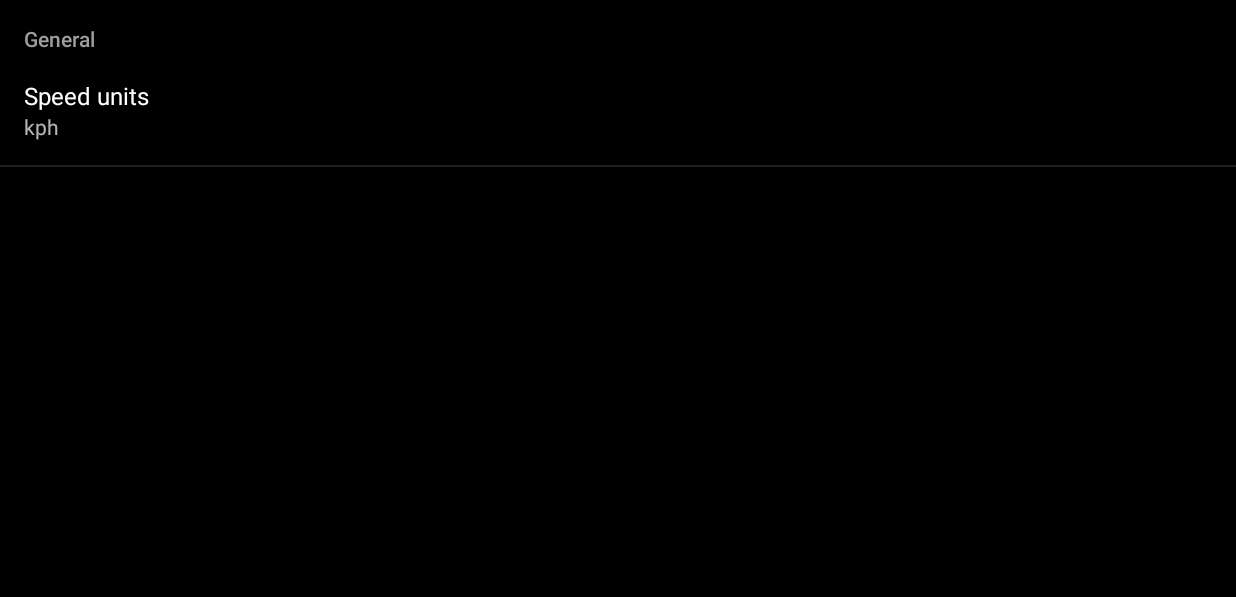
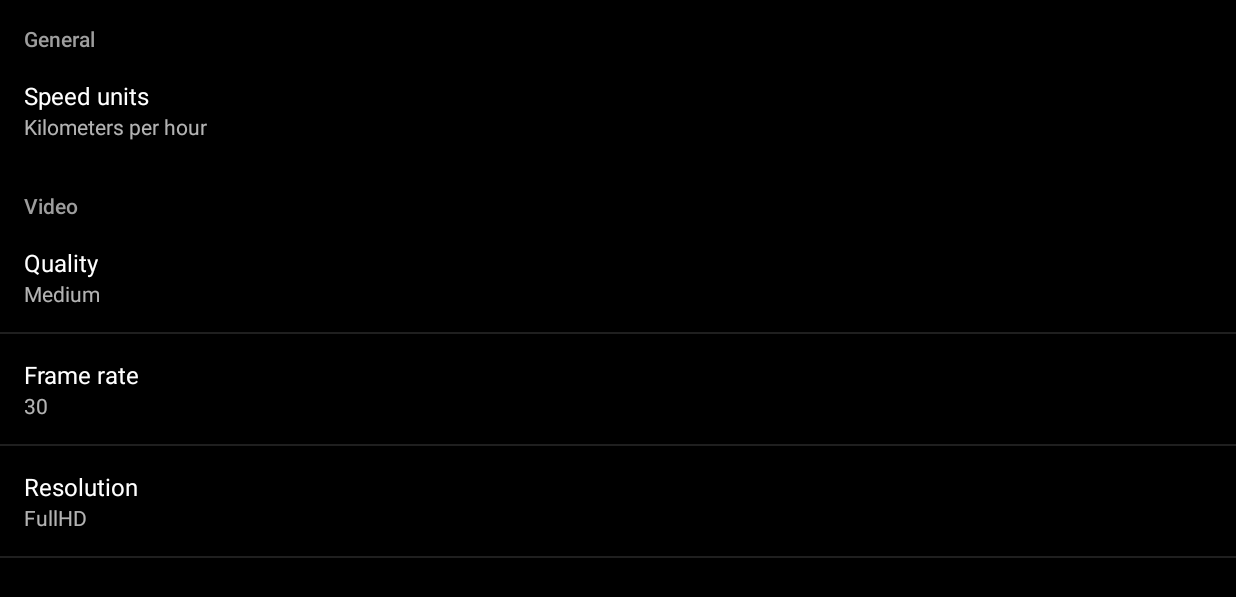
Before and after one commit to minarja1/DashCam, an Android app: the fragment SettingsFragment placed in its activity, on a phone screen of 824 x 412 dp (held sideways). Shown: the top 597 px of the screen. Run offline under Robolectric (Android 15) with nearby library versions, the phone set to English and light mode, and no system bars; our stand-ins replace ButterKnife, Dagger/Hilt's generated code; libraries missing offline, so code that uses them is left out: android.support.v13; 2 statements that could not run were skipped.

Commit message:
oprava bugu, doladeni Play

```diff
--- a/app/src/main/java/com/jakubminarik/dashcam/play/PlayActivity.java
+++ b/app/src/main/java/com/jakubminarik/dashcam/play/PlayActivity.java
@@ -1,37 +1,29 @@
 package com.jakubminarik.dashcam.play;
 
 import android.app.DatePickerDialog;
-import android.content.Context;
 import android.content.DialogInterface;
 import android.content.Intent;
 import android.net.Uri;
 import android.os.Bundle;
 import android.support.annotation.NonNull;
-import android.support.annotation.Nullable;
 import android.support.v7.app.AlertDialog;
 import android.support.v7.widget.DividerItemDecoration;
 import android.support.v7.widget.LinearLayoutManager;
 import android.support.v7.widget.RecyclerView;
-import android.util.AttributeSet;
 import android.view.LayoutInflater;
 import android.view.Menu;
 import android.view.MenuInflater;
 import android.view.MenuItem;
 import android.view.View;
 import android.view.ViewGroup;
-import android.widget.Button;
 import android.widget.DatePicker;
 import android.widget.ImageButton;
-import android.widget.ImageView;
 import android.widget.LinearLayout;
 import android.widget.TextView;
-import android.widget.Toast;
 
-import com.google.android.gms.vision.text.Line;
 import com.jakubminarik.dashcam.R;
 import com.jakubminarik.dashcam.base.BaseActivityDI;
 import com.jakubminarik.dashcam.base.BasePresenter;
-import com.jakubminarik.dashcam.helper.StorageHelper;
 import com.jakubminarik.dashcam.model.Video;
 
 import java.lang.ref.WeakReference;
@@ -170,7 +162,7 @@ public class PlayActivity extends BaseActivityDI implements PlayActivityView, Da
         private final VideoClickListener listener;
 
         private VideoAdapter(List<Video> videos, VideoClickListener listener) {
-            this.videos = videos;
+            setVideos(videos);
             this.listener = listener;
         }
 
--- a/app/src/main/java/com/jakubminarik/dashcam/play/PlayActivityPresenter.java
+++ b/app/src/main/java/com/jakubminarik/dashcam/play/PlayActivityPresenter.java
@@ -1,12 +1,10 @@
 package com.jakubminarik.dashcam.play;
 
 import android.os.Bundle;
-import android.widget.Toast;
 
 import com.jakubminarik.dashcam.DAO.VideoDAO;
 import com.jakubminarik.dashcam.base.BasePresenter;
 import com.jakubminarik.dashcam.model.Video;
-import com.raizlabs.android.dbflow.sql.language.SQLite;
 
 import java.io.File;
 import java.io.Serializable;
--- a/app/src/main/java/com/jakubminarik/dashcam/record/RecordFragment.java
+++ b/app/src/main/java/com/jakubminarik/dashcam/record/RecordFragment.java
@@ -26,12 +26,9 @@ import android.location.Address;
 import android.location.Geocoder;
 import android.location.Location;
 import android.media.MediaRecorder;
-import android.os.AsyncTask;
 import android.os.Bundle;
-import android.os.Environment;
 import android.os.Handler;
 import android.os.HandlerThread;
-import android.os.Looper;
 import android.os.SystemClock;
 import android.support.annotation.NonNull;
 import android.support.annotation.Nullable;
@@ -67,10 +64,8 @@ import com.jakubminarik.dashcam.settings.SettingsActivity;
 import com.jakubminarik.dashcam.settings.SettingsFragment;
 import com.jakubminarik.dashcam.view.AutoFitTextureView;
 
-import java.io.File;
 import java.io.IOException;
 import java.sql.Date;
-import java.sql.Timestamp;
 import java.util.ArrayList;
 import java.util.Collections;
 import java.util.Comparator;
@@ -82,8 +77,6 @@ import java.util.concurrent.TimeUnit;
 import butterknife.BindView;
 import butterknife.ButterKnife;
 import butterknife.OnClick;
-
-import static com.jakubminarik.dashcam.base.Constants.ALBUM_NAME;
 
 public class RecordFragment extends Fragment implements View.OnClickListener, FragmentCompat.OnRequestPermissionsResultCallback {
 
@@ -420,8 +413,9 @@ public class RecordFragment extends Fragment implements View.OnClickListener, Fr
 
     @Override
     public void onPause() {
-        closeCamera();
-        stopBackgroundThread();
+        //podle me neni treba v onPause zastavovat, chtelo by to otestovat
+//        closeCamera();
+//        stopBackgroundThread();
         super.onPause();
     }
 
@@ -456,7 +450,13 @@ public class RecordFragment extends Fragment implements View.OnClickListener, Fr
      * @param choices The list of available sizes
      * @return The video size
      */
-    private static Size chooseVideoSize(Size[] choices) {
+    private Size chooseVideoSize(Size[] choices) {
+        String resString = sharedPref.getString(SettingsFragment.KEY_RESOLUTION, "1");
+        if (resString.equals("1")) {
+            return new Size(1920, 1080);
+        } else if (resString.equals("2")) {
+            return new Size(1280, 720);
+        } else {
             for (Size size : choices) {
                 if (size.getWidth() == size.getHeight() * VIDEO_WIDTH / VIDEO_HEIGHT && size.getWidth() <= 1080) {
                     return size;
@@ -464,6 +464,7 @@ public class RecordFragment extends Fragment implements View.OnClickListener, Fr
             }
             Log.e(TAG, "Couldn't find any suitable video size");
             return choices[choices.length - 1];
+        }
     }
 
     /**
@@ -748,6 +749,8 @@ public class RecordFragment extends Fragment implements View.OnClickListener, Fr
     }
 
     private void setUpMediaRecorder() throws IOException {
+        String qualityString = sharedPref.getString(SettingsFragment.KEY_QUALITY, "2");
+
         final Activity activity = getActivity();
         if (null == activity) {
             return;
@@ -759,8 +762,14 @@ public class RecordFragment extends Fragment implements View.OnClickListener, Fr
             mNextVideoAbsolutePath = StorageHelper.getVideoFilePath();
         }
         mMediaRecorder.setOutputFile(mNextVideoAbsolutePath);
+        if (qualityString.equals("1")) { //high
+            mMediaRecorder.setVideoEncodingBitRate(15000000);
+        } else if (qualityString.equals("2")) { //medium
             mMediaRecorder.setVideoEncodingBitRate(10000000);
-        mMediaRecorder.setVideoFrameRate(30);
+        } else if (qualityString.equals("3")) { //low
+            mMediaRecorder.setVideoEncodingBitRate(5000000);
+        }
+        mMediaRecorder.setVideoFrameRate(Integer.valueOf(sharedPref.getString(SettingsFragment.KEY_FPS, "30")));
         mMediaRecorder.setVideoSize(mVideoSize.getWidth(), mVideoSize.getHeight());
         mMediaRecorder.setVideoEncoder(MediaRecorder.VideoEncoder.H264);
         mMediaRecorder.setAudioEncoder(MediaRecorder.AudioEncoder.AAC);
--- a/app/src/main/java/com/jakubminarik/dashcam/settings/SettingsFragment.java
+++ b/app/src/main/java/com/jakubminarik/dashcam/settings/SettingsFragment.java
@@ -9,6 +9,10 @@ import com.jakubminarik.dashcam.R;
 
 public class SettingsFragment extends PreferenceFragment {
     public static final String KEY_UNITS = "units";
+    public static final String KEY_QUALITY = "quality";
+    public static final String KEY_FPS = "frameRate";
+    public static final String KEY_RESOLUTION = "resolution";
+
     SharedPreferences.OnSharedPreferenceChangeListener listener;
 
     @Override
@@ -19,14 +23,13 @@ public class SettingsFragment extends PreferenceFragment {
         addPreferencesFromResource(R.xml.preferences);
 
         listener = new SharedPreferences.OnSharedPreferenceChangeListener() {
-                    public void onSharedPreferenceChanged(SharedPreferences prefs, String key) {
-                        if (key.equals(KEY_UNITS)) {
-                            Preference connectionPref = findPreference(key);
-                            // Set summary to be the user-description for the selected value
-                            connectionPref.setSummary(prefs.getString(key, "kph"));
-                        }
-                    }
-                };
+            public void onSharedPreferenceChanged(SharedPreferences prefs, String key) {
+                Preference connectionPref = findPreference(key);
+                if (key.equals(KEY_UNITS)) {
+                    //nakonec to neni potreba :)
+                }
+            }
+        };
     }
 
     @Override
--- /dev/null
+++ b/app/src/main/res/drawable/ic_search_white_24dp.xml
@@ -0,0 +1,5 @@
+<vector android:height="24dp" android:tint="#FFFFFF"
+    android:viewportHeight="24.0" android:viewportWidth="24.0"
+    android:width="24dp" xmlns:android="http://schemas.android.com/apk/res/android">
+    <path android:fillColor="#FF000000" android:pathData="M15.5,14h-0.79l-0.28,-0.27C15.41,12.59 16,11.11 16,9.5 16,5.91 13.09,3 9.5,3S3,5.91 3,9.5 5.91,16 9.5,16c1.61,0 3.09,-0.59 4.23,-1.57l0.27,0.28v0.79l5,4.99L20.49,19l-4.99,-5zM9.5,14C7.01,14 5,11.99 5,9.5S7.01,5 9.5,5 14,7.01 14,9.5 11.99,14 9.5,14z"/>
+</vector>
--- a/app/src/main/res/menu/menu_play.xml
+++ b/app/src/main/res/menu/menu_play.xml
@@ -3,7 +3,7 @@
     xmlns:app="http://schemas.android.com/apk/res-auto">
     <item
         android:id="@+id/menu_search"
-        android:icon="@drawable/places_ic_search"
+        android:icon="@drawable/ic_search_white_24dp"
         android:title="@string/search"
         app:showAsAction="ifRoom" />
     <item
--- a/app/src/main/res/values/strings.xml
+++ b/app/src/main/res/values/strings.xml
@@ -28,12 +28,47 @@
     <!-- Strings related to Settings -->
     <string name="pref_units_title">Speed units</string>
     <string-array name="pref_units_list_titles">
-        <item>kph</item>
-        <item>mph</item>
+        <item>Kilometers per hour</item>
+        <item>Miles per hour</item>
     </string-array>
     <string-array name="pref_units_list_values">
         <item>kph</item>
         <item>mph</item>
+    </string-array>
+
+    <string name="pref_quality_title">Quality</string>
+    <string-array name="pref_quality_list_titles">
+        <item>High</item>
+        <item>Medium</item>
+        <item>Low</item>
+    </string-array>
+    <string-array name="pref_quality_list_values">
+        <item>1</item>
+        <item>2</item>
+        <item>3</item>
+    </string-array>
+
+
+    <string name="pref_fps_title">Frame rate</string>
+    <string-array name="pref_fps_list_titles">
+        <item>15</item>
+        <item>30</item>
+        <item>60</item>
+    </string-array>
+    <string-array name="pref_fps_list_values">
+        <item>15</item>
+        <item>30</item>
+        <item>60</item>
+    </string-array>
+
+    <string name="pref_resolution_title">Resolution</string>
+    <string-array name="pref_resolution_list_titles">
+        <item>FullHD</item>
+        <item>HD</item>
+    </string-array>
+    <string-array name="pref_resolution_list_values">
+        <item>1</item>
+        <item>2</item>
     </string-array>
 
     <!-- Example General settings -->
@@ -120,4 +155,5 @@
     <string name="search">Search</string>
     <string name="no_videos">No videos found</string>
     <string name="displaying_res">Displaying results for</string>
+    <string name="video">Video</string>
 </resources>
--- a/app/src/main/res/xml/preferences.xml
+++ b/app/src/main/res/xml/preferences.xml
@@ -2,21 +2,54 @@
 <PreferenceScreen xmlns:android="http://schemas.android.com/apk/res/android">
 
 
-    <PreferenceCategory
-        android:title="@string/pref_header_general">
+    <PreferenceCategory android:title="@string/pref_header_general">
 
 
         <ListPreference xmlns:android="http://schemas.android.com/apk/res/android"
-            android:summary="%s"
             android:defaultValue="kph"
             android:entries="@array/pref_units_list_titles"
             android:entryValues="@array/pref_units_list_values"
             android:key="units"
             android:negativeButtonText="@null"
             android:positiveButtonText="@null"
+            android:summary="%s"
             android:title="@string/pref_units_title" />
 
     </PreferenceCategory>
 
+    <PreferenceCategory android:title="@string/video">
+
+
+        <ListPreference xmlns:android="http://schemas.android.com/apk/res/android"
+            android:defaultValue="2"
+            android:entries="@array/pref_quality_list_titles"
+            android:entryValues="@array/pref_quality_list_values"
+            android:key="quality"
+            android:negativeButtonText="@null"
+            android:positiveButtonText="@null"
+            android:summary="%s"
+            android:title="@string/pref_quality_title" />
+
+        <ListPreference xmlns:android="http://schemas.android.com/apk/res/android"
+            android:defaultValue="30"
+            android:entries="@array/pref_fps_list_titles"
+            android:entryValues="@array/pref_fps_list_values"
+            android:key="frameRate"
+            android:negativeButtonText="@null"
+            android:positiveButtonText="@null"
+            android:summary="%s"
+            android:title="@string/pref_fps_title" />
+
+        <ListPreference xmlns:android="http://schemas.android.com/apk/res/android"
+            android:defaultValue="1"
+            android:entries="@array/pref_resolution_list_titles"
+            android:entryValues="@array/pref_resolution_list_values"
+            android:key="resolution"
+            android:negativeButtonText="@null"
+            android:positiveButtonText="@null"
+            android:summary="%s"
+            android:title="@string/pref_resolution_title" />
+
+    </PreferenceCategory>
 
 </PreferenceScreen>
```
Lines whose indentation alone changed are shown as unchanged.
